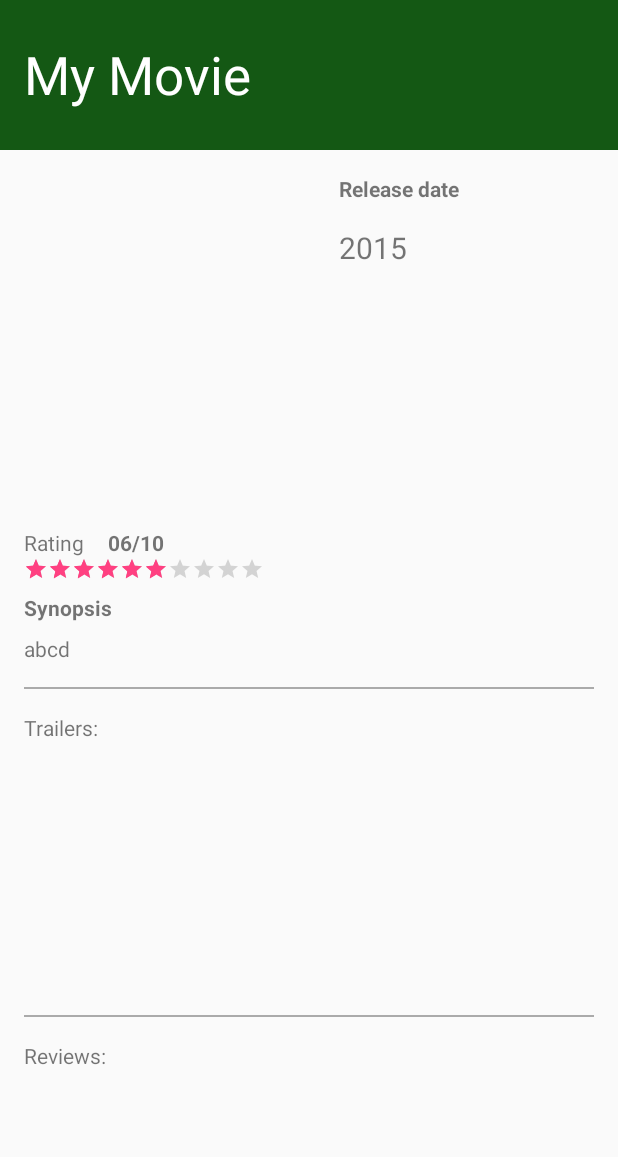
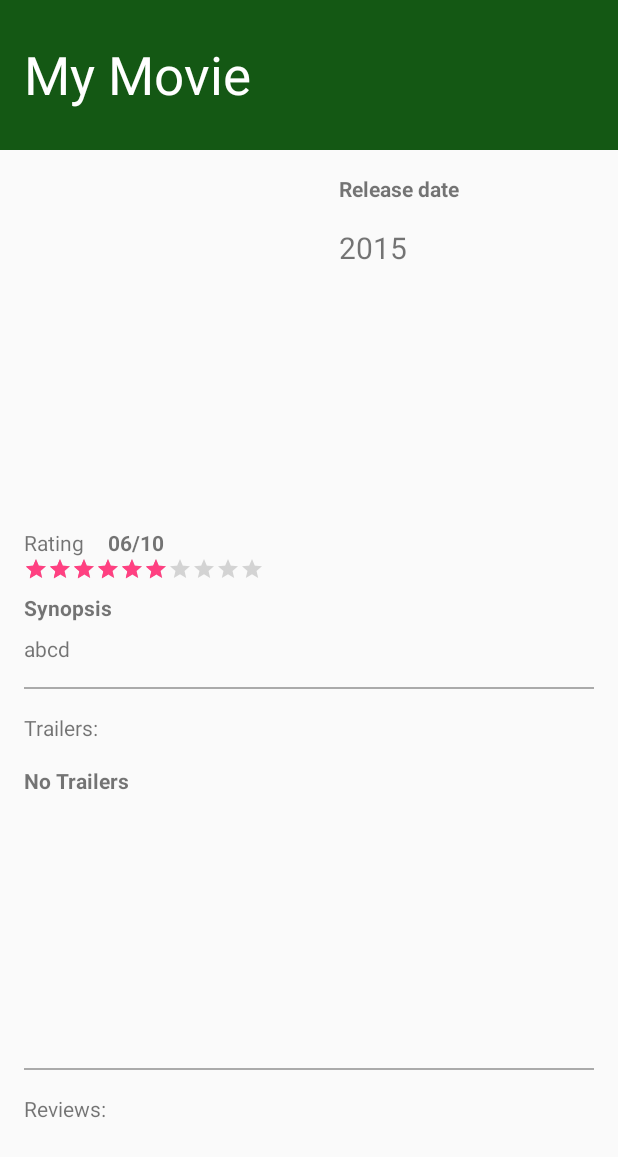
Before and after one commit to Tarun416/Movies, an Android app: the layout movie_details_fragment.xml on its own in the app's theme, with its tools: preview values and no code run, on a phone screen of 412 x 824 dp. Shown: the top 1157 px of the screen. Run offline under Robolectric (Android 15) with nearby library versions, the phone set to English and light mode, and no system bars.

Commit message:
secnd stage dn

```diff
--- a/app/src/main/java/com/example/hp/movies/activity/MainActivity.java
+++ b/app/src/main/java/com/example/hp/movies/activity/MainActivity.java
@@ -35,7 +35,7 @@ public class MainActivity extends AppCompatActivity {
             android.support.v4.app.FragmentManager fm = getSupportFragmentManager();
             android.support.v4.app.FragmentTransaction ft = fm.beginTransaction();
             ft.add(R.id.fragment, movieGridFragment);
-            ft.addToBackStack(null);
+        //    ft.addToBackStack(null);
             ft.commit();
 
 
@@ -71,7 +71,7 @@ public class MainActivity extends AppCompatActivity {
     public void switchContent(int id,Fragment fragment) {
        android.support.v4.app. FragmentTransaction ft = getSupportFragmentManager().beginTransaction();
         ft.replace(id,fragment,fragment.toString());
-        ft.addToBackStack(null);
+      //  ft.addToBackStack(null);
         ft.commit();
     }
 }
--- a/app/src/main/java/com/example/hp/movies/fragment/MovieGridFragment.java
+++ b/app/src/main/java/com/example/hp/movies/fragment/MovieGridFragment.java
@@ -62,7 +62,7 @@ public class MovieGridFragment extends Fragment {
         ButterKnife.bind(this, root);
         setHasOptionsMenu(true);
         (( MainActivity)getActivity()).getSupportActionBar().setTitle("Movies");
-     //   (( MainActivity)getActivity()).getSupportActionBar().setDisplayHomeAsUpEnabled(false);
+        (( MainActivity)getActivity()).getSupportActionBar().setDisplayHomeAsUpEnabled(false);
 
 
         mGridLayoutManager = new GridLayoutManager(getActivity(), getResources().getInteger(R.integer.gridcolumn));
--- a/app/src/main/res/layout/movie_details_fragment.xml
+++ b/app/src/main/res/layout/movie_details_fragment.xml
@@ -185,11 +185,22 @@ tools:context="com.example.hp.movies.fragment.MovieDetailsFragment">
             android:layout_marginLeft="16dp"
             android:layout_marginBottom="16dp"/>
 
+        <TextView
+            android:id="@+id/notrailertext"
+            android:layout_width="wrap_content"
+            android:layout_height="wrap_content"
+            android:text="No Trailers"
+            android:layout_below="@+id/trailertextview"
+            android:layout_marginLeft="16dp"
+            android:textStyle="bold"
+            android:layout_marginBottom="16dp"
+            />
+
         <android.support.v7.widget.RecyclerView
             android:id="@+id/trailerslist"
             android:layout_width="match_parent"
             android:layout_height="150dp"
-            android:layout_below="@+id/trailertextview"
+            android:layout_below="@+id/notrailertext"
             android:layout_marginLeft="16dp"
             android:layout_marginRight="16dp"
             android:layout_marginBottom="16dp">
@@ -218,6 +229,16 @@ tools:context="com.example.hp.movies.fragment.MovieDetailsFragment">
             android:layout_below="@+id/trailerview"
             android:layout_marginLeft="16dp"
             android:layout_marginBottom="16dp"/>
+
+        <TextView
+            android:id="@+id/noreview"
+            android:layout_width="wrap_content"
+            android:layout_height="wrap_content"
+            android:layout_below="@+id/reviewtextview"
+            android:layout_marginLeft="16dp"
+            android:textStyle="bold"
+            android:visibility="gone"
+            android:text="No Reviews"/>
 
         <android.support.v7.widget.RecyclerView
             android:id="@+id/reviewslist"
@@ -262,22 +283,6 @@ tools:context="com.example.hp.movies.fragment.MovieDetailsFragment">
 
 
 
-
-
-
-
-
-
-
-
-
-
-
-
-
-
-
-
     </RelativeLayout>
 
 
```
Also changed, not shown: app/src/main/java/com/example/hp/movies/adapter/TrailerAdapter.java (+20 -3 lines), app/src/main/java/com/example/hp/movies/fragment/MovieDetailsFragment.java (+30 -4 lines), app/src/main/res/layout/trailer_list_row.xml (+21 -4 lines), 1 other file.
